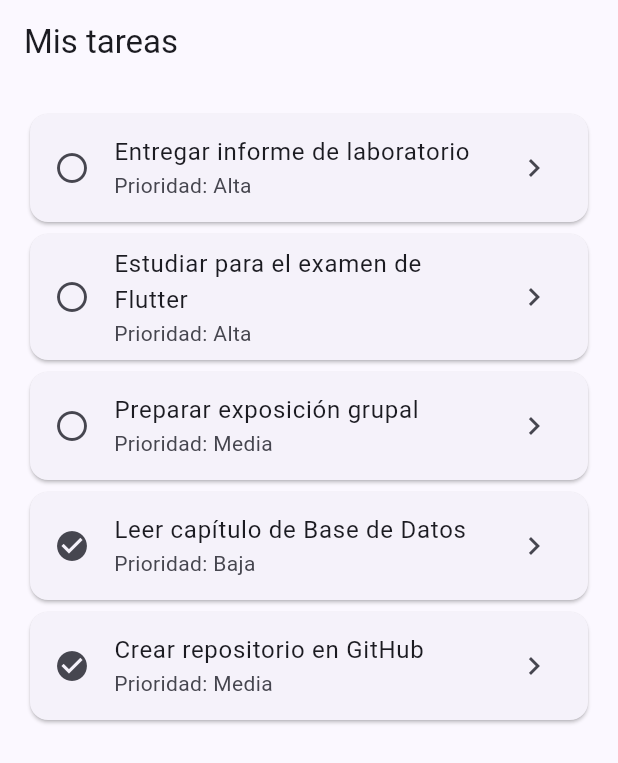
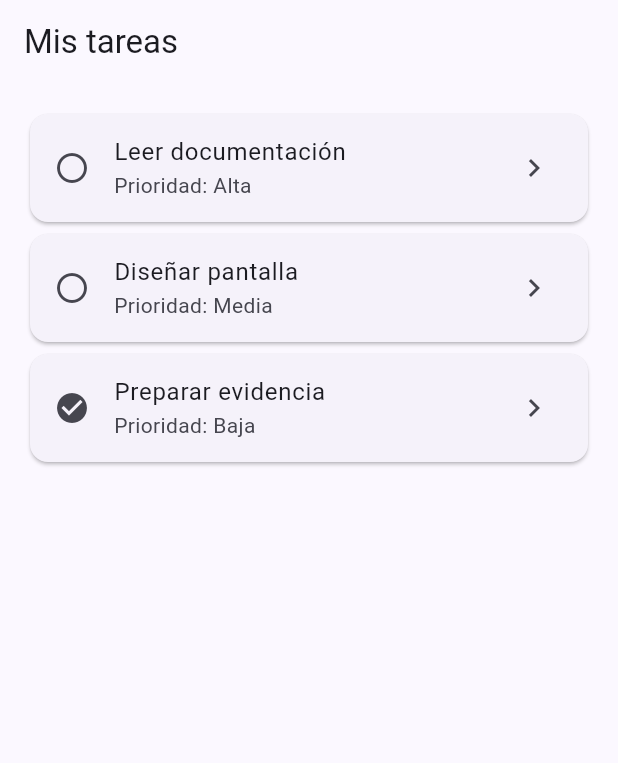
Before and after one commit to Shili-2302/Actividades_AppMoviles-2026, a Flutter app: the screen it shows after launch, on a phone screen of 412 x 824 dp. Shown: the top 763 px of the screen. Run offline on Flutter 3.47's test engine with Material 3 defaults, Android fonts, the phone set to English and light mode, and no system bars; our stand-ins replace go_router.

Commit message:
refactor: organizar tareas con MVVM y Provider

```diff
--- /dev/null
+++ b/lib/app/taskflow_app.dart
@@ -0,0 +1,33 @@
+import 'package:flutter/material.dart';
+import 'package:go_router/go_router.dart';
+
+import '../core/app_theme.dart';
+import '../features/tasks/presentation/task_detail_screen.dart';
+import '../features/tasks/presentation/task_list_screen.dart';
+
+final GoRouter appRouter = GoRouter(
+  routes: [
+    GoRoute(path: '/', builder: (context, state) => const TaskListScreen()),
+    GoRoute(
+      path: '/task/:id',
+      builder: (context, state) {
+        final id = int.tryParse(state.pathParameters['id'] ?? '');
+        return TaskDetailScreen(taskId: id);
+      },
+    ),
+  ],
+);
+
+class TaskFlowApp extends StatelessWidget {
+  const TaskFlowApp({super.key});
+
+  @override
+  Widget build(BuildContext context) {
+    return MaterialApp.router(
+      debugShowCheckedModeBanner: false,
+      title: 'TaskFlow',
+      theme: appTheme,
+      routerConfig: appRouter,
+    );
+  }
+}
--- /dev/null
+++ b/lib/core/app_theme.dart
@@ -0,0 +1,5 @@
+import 'package:flutter/material.dart';
+
+final ThemeData appTheme = ThemeData(
+  colorScheme: ColorScheme.fromSeed(seedColor: Colors.indigo),
+);
--- /dev/null
+++ b/lib/features/tasks/data/task_repository.dart
@@ -0,0 +1,6 @@
+import '../domain/task.dart';
+
+abstract class TaskRepository {
+  List<Task> getTasks();
+  void save(Task task);
+}
--- /dev/null
+++ b/lib/features/tasks/presentation/task_list_screen.dart
@@ -0,0 +1,38 @@
+import 'package:flutter/material.dart';
+import 'package:go_router/go_router.dart';
+import 'package:provider/provider.dart';
+
+import 'tasks_view_model.dart';
+
+class TaskListScreen extends StatelessWidget {
+  const TaskListScreen({super.key});
+
+  @override
+  Widget build(BuildContext context) {
+    final tasks = context.watch<TasksViewModel>().tasks;
+
+    return Scaffold(
+      appBar: AppBar(title: const Text('Mis tareas')),
+      body: ListView.builder(
+        padding: const EdgeInsets.all(16),
+        itemCount: tasks.length,
+        itemBuilder: (context, index) {
+          final task = tasks[index];
+          return Card(
+            child: ListTile(
+              leading: Icon(
+                task.isCompleted
+                    ? Icons.check_circle
+                    : Icons.radio_button_unchecked,
+              ),
+              title: Text(task.title),
+              subtitle: Text('Prioridad: ${task.priority}'),
+              trailing: const Icon(Icons.chevron_right),
+              onTap: () => context.push('/task/${task.id}'),
+            ),
+          );
+        },
+      ),
+    );
+  }
+}
--- /dev/null
+++ b/lib/features/tasks/presentation/tasks_view_model.dart
@@ -0,0 +1,32 @@
+import 'package:flutter/foundation.dart';
+
+import '../data/task_repository.dart';
+import '../domain/task.dart';
+
+class TasksViewModel extends ChangeNotifier {
+  TasksViewModel(TaskRepository repository)
+    : _repository = repository,
+      _tasks = repository.getTasks();
+
+  final TaskRepository _repository;
+  List<Task> _tasks;
+
+  List<Task> get tasks => List.unmodifiable(_tasks);
+
+  Task? findTask(int? id) {
+    if (id == null) return null;
+    for (final task in _tasks) {
+      if (task.id == id) return task;
+    }
+    return null;
+  }
+
+  void toggleCompleted(int id) {
+    final current = findTask(id);
+    if (current == null) return;
+
+    _repository.save(current.copyWith(isCompleted: !current.isCompleted));
+    _tasks = _repository.getTasks();
+    notifyListeners();
+  }
+}
--- a/lib/main.dart
+++ b/lib/main.dart
@@ -1,156 +1,18 @@
 import 'package:flutter/material.dart';
-import 'package:go_router/go_router.dart';
+import 'package:provider/provider.dart';
 
-import 'task.dart';
+import 'app/taskflow_app.dart';
+import 'features/tasks/data/local_task_repository.dart';
+import 'features/tasks/data/task_repository.dart';
+import 'features/tasks/presentation/tasks_view_model.dart';
 
 void main() {
-  runApp(const TaskFlowApp());
+  final TaskRepository repository = LocalTaskRepository();
+
+  runApp(
+    ChangeNotifierProvider<TasksViewModel>(
+      create: (_) => TasksViewModel(repository),
+      child: const TaskFlowApp(),
+    ),
+  );
 }
-
-const demoTasks = <Task>[
-  Task(
-    id: 1,
-    title: 'Entregar informe de laboratorio',
-    description: 'Subir el PDF a la plataforma antes del viernes',
-    priority: 'Alta',
-    isCompleted: false,
-    userId: 1,
-  ),
-  Task(
-    id: 2,
-    title: 'Estudiar para el examen de Flutter',
-    description: 'Repasar widgets, estado y navegación',
-    priority: 'Alta',
-    isCompleted: false,
-    userId: 1,
-  ),
-  Task(
-    id: 3,
-    title: 'Preparar exposición grupal',
-    description: 'Organizar diapositivas y practicar con el equipo',
-    priority: 'Media',
-    isCompleted: false,
-    userId: 1,
-  ),
-  Task(
-    id: 4,
-    title: 'Leer capítulo de Base de Datos',
-    description: 'Resumir los conceptos de normalización',
-    priority: 'Baja',
-    isCompleted: true,
-    userId: 1,
-  ),
-  Task(
-    id: 5,
-    title: 'Crear repositorio en GitHub',
-    description: 'Subir el proyecto TaskFlow y publicar el avance',
-    priority: 'Media',
-    isCompleted: true,
-    userId: 1,
-  ),
-];
-
-Task? findTask(int? id) {
-  for (final task in demoTasks) {
-    if (task.id == id) return task;
-  }
-  return null;
-}
-
-final appRouter = GoRouter(
-  routes: [
-    GoRoute(path: '/', builder: (context, state) => const TaskListScreen()),
-    GoRoute(
-      path: '/task/:id',
-      builder: (context, state) {
-        final id = int.tryParse(state.pathParameters['id'] ?? '');
-        return TaskDetailScreen(task: findTask(id));
-      },
-    ),
-  ],
-);
-
-class TaskFlowApp extends StatelessWidget {
-  const TaskFlowApp({super.key});
-
-  @override
-  Widget build(BuildContext context) {
-    return MaterialApp.router(
-      debugShowCheckedModeBanner: false,
-      title: 'TaskFlow',
-      theme: ThemeData(
-        colorScheme: ColorScheme.fromSeed(seedColor: Colors.indigo),
-      ),
-      routerConfig: appRouter,
-    );
-  }
-}
-
-class TaskListScreen extends StatelessWidget {
-  const TaskListScreen({super.key});
-
-  @override
-  Widget build(BuildContext context) {
-    return Scaffold(
-      appBar: AppBar(title: const Text('Mis tareas')),
-      body: ListView.builder(
-        padding: const EdgeInsets.all(16),
-        itemCount: demoTasks.length,
-        itemBuilder: (context, index) {
-          final task = demoTasks[index];
-          return Card(
-            child: ListTile(
-              leading: Icon(
-                task.isCompleted
-                    ? Icons.check_circle
-                    : Icons.radio_button_unchecked,
-              ),
-              title: Text(task.title),
-              subtitle: Text('Prioridad: ${task.priority}'),
-              trailing: const Icon(Icons.chevron_right),
-              onTap: () => context.push('/task/${task.id}'),
-            ),
-          );
-        },
-      ),
-    );
-  }
-}
-
-class TaskDetailScreen extends StatelessWidget {
-  const TaskDetailScreen({super.key, required this.task});
-
-  final Task? task;
-
-  @override
-  Widget build(BuildContext context) {
-    final selected = task;
-    return Scaffold(
-      appBar: AppBar(title: const Text('Detalle de tarea')),
-      body: Padding(
-        padding: const EdgeInsets.all(24),
-        child: selected == null
-            ? const Text('No se encontró esta tarea.')
-            : Column(
-                crossAxisAlignment: CrossAxisAlignment.start,
-                children: [
-                  Text(
-                    selected.title,
-                    style: Theme.of(context).textTheme.headlineSmall,
-                  ),
-                  const SizedBox(height: 16),
-                  Text(selected.description),
-                  const SizedBox(height: 16),
-                  Text('Prioridad: ${selected.priority}'),
-                  Text(
-                    selected.isCompleted
-                        ? 'Estado: completada'
-                        : 'Estado: pendiente',
-                  ),
-                  Text('Usuario: ${selected.userId}'),
-                ],
-              ),
-      ),
-    );
-  }
-}
--- a/pubspec.yaml
+++ b/pubspec.yaml
@@ -10,6 +10,7 @@ dependencies:
   flutter:
     sdk: flutter
   go_router: ^18.1.3
+  provider: ^6.1.5+1
 
 dev_dependencies:
   flutter_test:
```
Also changed, not shown: lib/features/tasks/data/local_task_repository.dart (added, +41 -0 lines), lib/features/tasks/domain/task.dart (renamed from lib/task.dart, +11 -0 lines), lib/features/tasks/presentation/task_detail_screen.dart (added, +49 -0 lines), pubspec.lock.
